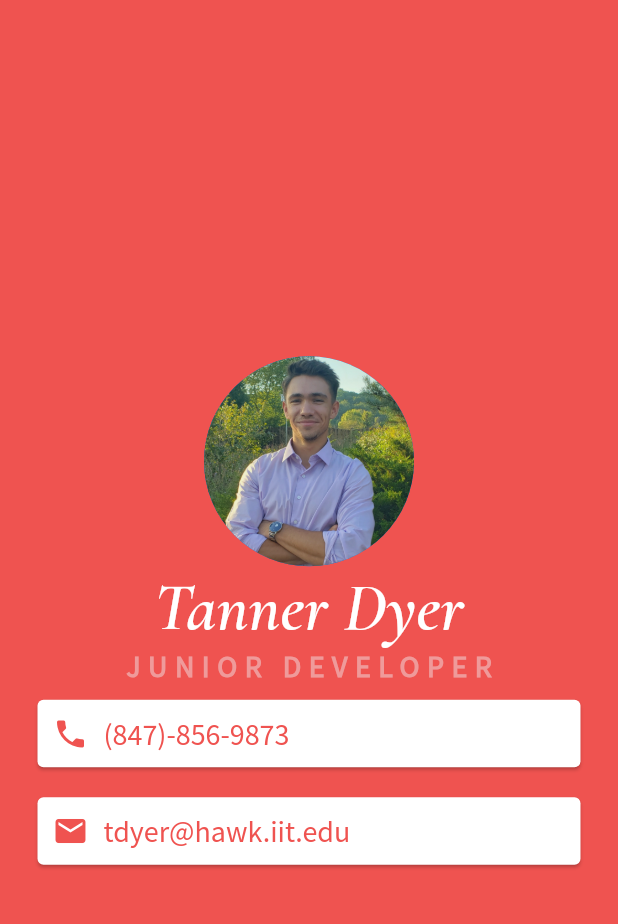
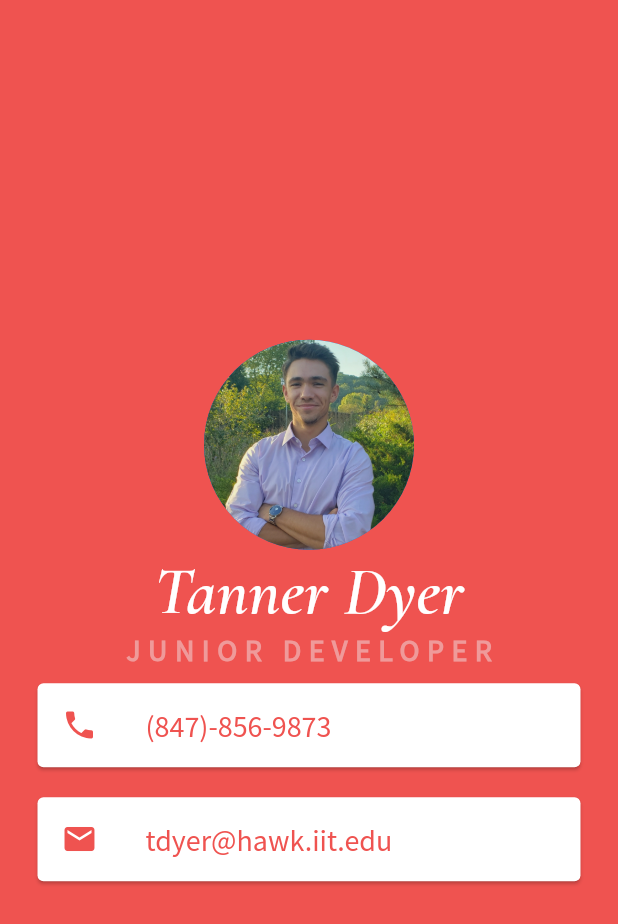
Before and after one commit to tddyer/biz-me, a Flutter app: the screen it shows after launch, on a phone screen of 412 x 824 dp. Shown: the top 924 px of the screen. Run offline on Flutter 3.47's test engine with Material 2 defaults, Android fonts, the phone set to English and light mode, and no system bars.

Commit message:
converted row with icon + text + padding widgets into listtiles in info cards

```diff
--- a/lib/main.dart
+++ b/lib/main.dart
@@ -41,54 +41,38 @@ class MyApp extends StatelessWidget {
                 Card(
                   color: Colors.white,
                   margin: EdgeInsets.symmetric(vertical: 10.0, horizontal: 25.0),
-                  child: Padding(
-                    padding: const EdgeInsets.all(10.0),
-                    child: Row(
-                      children: <Widget>[
-                        Icon(
+                  child: ListTile(
+                    leading: Icon(
                       Icons.phone,
                       color: Colors.red[400],
                     ),
-                        SizedBox(
-                          width: 10.0,
-                        ),
-                        Text(
+                    title: Text(
                       '(847)-856-9873',
                       style: TextStyle(
                         color: Colors.red[400],
                         fontFamily: 'Source Sans Pro',
                         fontSize: 20.0
                       ),
-                        )
-                      ],
                     ),
-                  )
+                  ),
                 ),
                 Card(
                   color: Colors.white,
                   margin: EdgeInsets.symmetric(vertical: 10.0, horizontal: 25.0),
-                  child: Padding(
-                    padding: const EdgeInsets.all(10.0),
-                    child: Row(
-                      children: <Widget>[
-                        Icon(
+                  child: ListTile(
+                    leading: Icon(
                       Icons.email,
                       color: Colors.red[400],
                     ),
-                        SizedBox(
-                          width: 10.0,
-                        ),
-                        Text(
+                    title: Text(
                       'tdyer@hawk.iit.edu',
                       style: TextStyle(
                         color: Colors.red[400],
                         fontFamily: 'Source Sans Pro',
                         fontSize: 20.0
                       ),
-                        )
-                      ],
                     ),
-                  )
+                  ),
                 )
               ],
             ),
```
Lines whose indentation alone changed are shown as unchanged.
